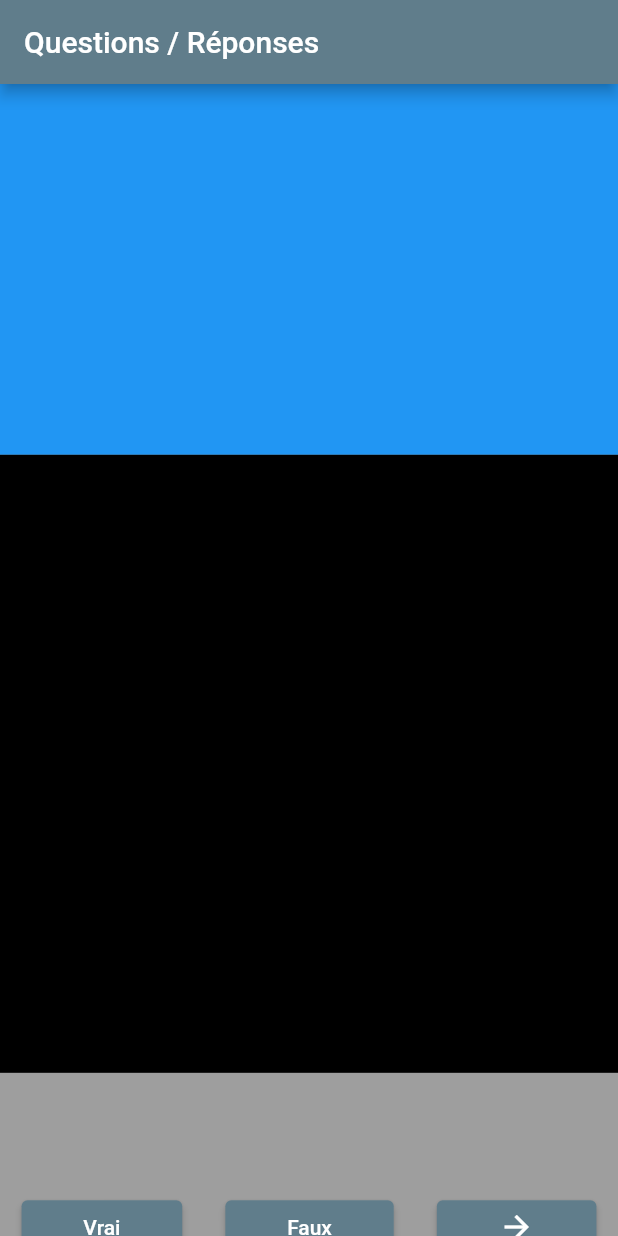
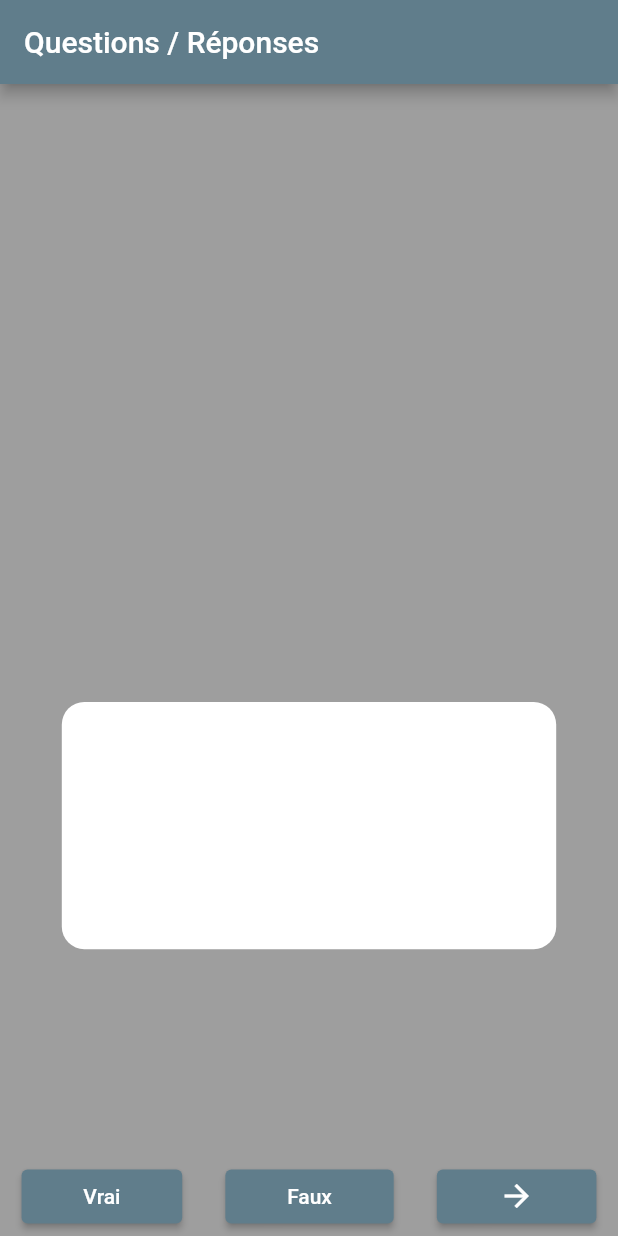
Before and after one commit to benjaminAd/questions_reponses, a Flutter app: the screen it shows after launch, on a phone screen of 412 x 824 dp. Run offline on Flutter 3.47's test engine with Material 2 defaults, Android fonts, the light colour scheme and no system bars.

Commit message:
Block question + Class question

```diff
--- a/lib/home.dart
+++ b/lib/home.dart
@@ -25,16 +25,20 @@
             children: [
               Container(
                 width: MediaQuery.of(context).size.width,
-                height: MediaQuery.of(context).size.height * 0.3,
-                decoration: BoxDecoration(
-                  color: Colors.blue,
-                ),
+                height: MediaQuery.of(context).size.height * 0.4,
               ),
               Container(
                 width: MediaQuery.of(context).size.width,
-                height: MediaQuery.of(context).size.height * 0.5,
-                decoration: BoxDecoration(
-                  color: Colors.black,
+                height: MediaQuery.of(context).size.height * 0.4,
+                child: Center(
+                  child: Container(
+                    width: MediaQuery.of(context).size.width * 0.8,
+                    height: MediaQuery.of(context).size.height * 0.2,
+                    decoration: BoxDecoration(
+                      color: Colors.white,
+                      borderRadius: BorderRadius.circular(15.0),
+                    ),
+                  ),
                 ),
               ),
               Expanded(
@@ -42,8 +46,6 @@
                   alignment: FractionalOffset.bottomCenter,
                   child: Container(
                     alignment: FractionalOffset.center,
-                    width: MediaQuery.of(context).size.width,
-                    height: MediaQuery.of(context).size.height * 0.15,
                     child: Row(
                       mainAxisAlignment: MainAxisAlignment.spaceAround,
                       children: [
--- /dev/null
+++ b/lib/model/question.dart
@@ -0,0 +1,6 @@
+class Question {
+  Question(
+      {required String question,
+      required String imagePath,
+      required bool correctAnswer});
+}
```
